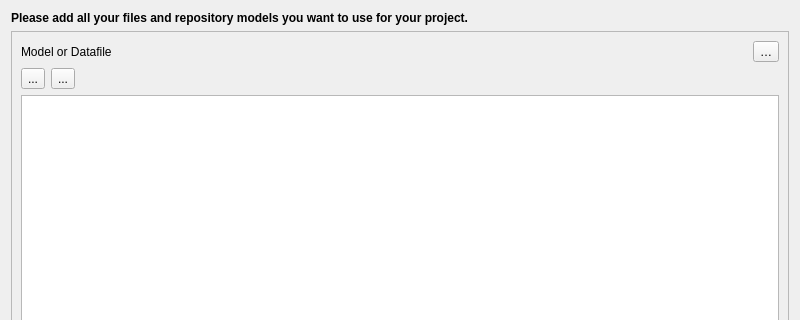
Before: the Qt Designer form QgisModelBaker/ui/import_source_selection.ui in opengisch/QgisModelBaker, drawn with Qt 5; both pictures show x 0 to 800 and y 0 to 320 of the 800 by 600 pixel window.
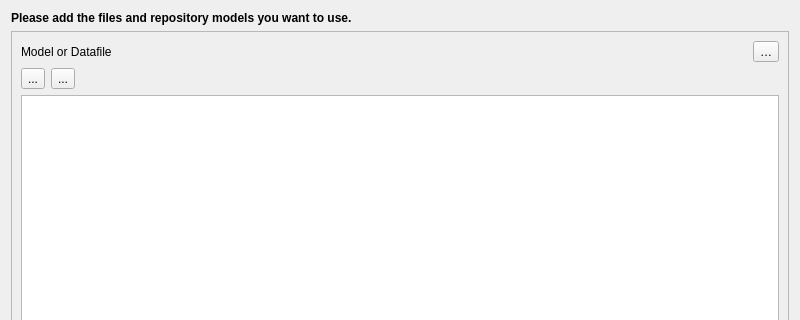
After: the same form once the commit is applied. Icons and pictures are not drawn. Custom widgets are drawn as their Qt base class.

Diff of the .ui file:
```diff
--- a/QgisModelBaker/ui/import_source_selection.ui
+++ b/QgisModelBaker/ui/import_source_selection.ui
@@ -29,7 +29,7 @@
       </font>
      </property>
      <property name="text">
-      <string>Please add all your files and repository models you want to use for your project.</string>
+      <string>Please add the files and repository models you want to use.</string>
      </property>
      <property name="alignment">
       <set>Qt::AlignLeading|Qt::AlignLeft|Qt::AlignTop</set>
```
